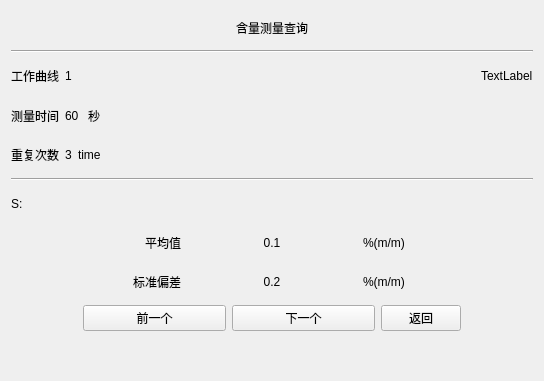
The window that samplemeasurementquery.ui (urielyan/kairen_ok335xs) describes before a commit, drawn with Qt 5.
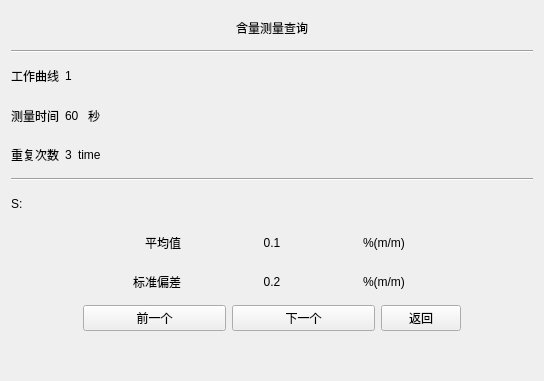
The same window after the commit. Custom widgets are drawn as their Qt base class.

The edit to the form file:
```diff
--- a/samplemeasurementquery.ui
+++ b/samplemeasurementquery.ui
@@ -71,7 +71,7 @@
        <item>
         <widget class="QLabel" name="label_datetime">
          <property name="text">
-          <string>TextLabel</string>
+          <string/>
          </property>
         </widget>
        </item>
```
